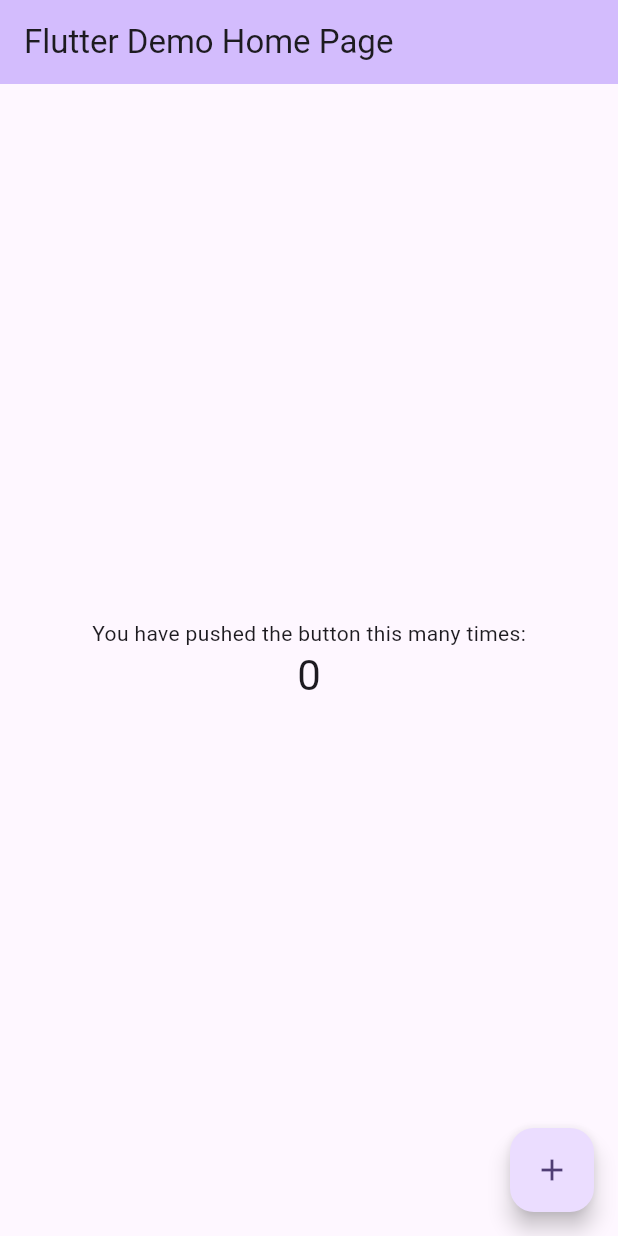
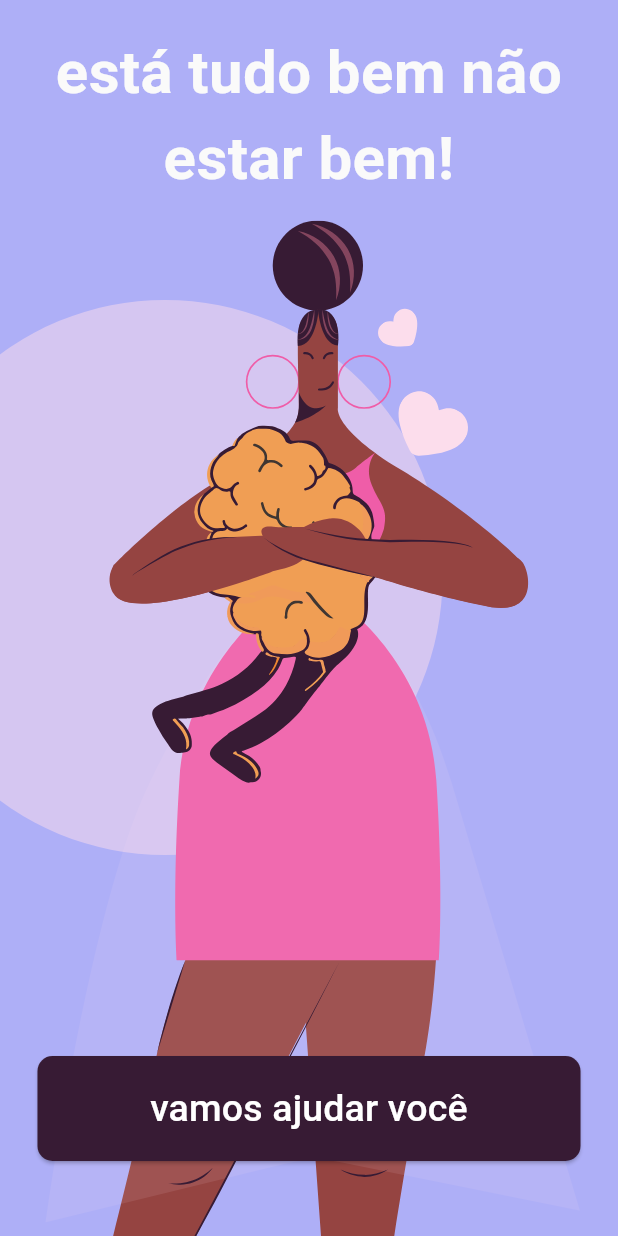
Before and after one commit to maisaamadeu/flutter_mental_health, a Flutter app: the screen it shows after launch, on a phone screen of 412 x 824 dp. Run offline on Flutter 3.47's test engine with Material 2 defaults, Android fonts, the light colour scheme and no system bars; our stand-ins replace flutter_svg, google_fonts; Roboto replaces fonts that are missing (Alegreya).

Commit message:
criação da tela de onboarding

```diff
--- /dev/null
+++ b/lib/app/app_widget.dart
@@ -0,0 +1,17 @@
+import 'package:flutter/material.dart';
+import 'package:flutter_mental_health/app/screens/onboarding_screen.dart';
+
+class AppWidget extends StatelessWidget {
+  const AppWidget({super.key});
+
+  @override
+  Widget build(BuildContext context) {
+    return MaterialApp(
+      debugShowCheckedModeBanner: false,
+      theme: ThemeData(
+        useMaterial3: true,
+      ),
+      home: OnboardingScreen(),
+    );
+  }
+}
--- /dev/null
+++ b/lib/app/screens/onboarding_screen.dart
@@ -0,0 +1,105 @@
+// Importa os pacotes necessários.
+import 'package:flutter/material.dart';
+import 'package:flutter_svg/flutter_svg.dart';
+import 'package:google_fonts/google_fonts.dart';
+
+class OnboardingScreen extends StatelessWidget {
+  // Construtor da classe OnboardingScreen.
+  const OnboardingScreen({super.key});
+
+  // Cores estáticas usadas na tela.
+  static const Color _backgroundColor = Color(0xffAEAFF7);
+  static const Color _buttonColor = Color(0xff371B34);
+
+  @override
+  Widget build(BuildContext context) {
+    // Obtém o tamanho da tela do dispositivo.
+    var screenSize = MediaQuery.sizeOf(context);
+    return Scaffold(
+      // Define a cor de fundo da tela.
+      backgroundColor: _backgroundColor,
+      body: SafeArea(
+        child: Padding(
+          padding: const EdgeInsets.symmetric(horizontal: 25),
+          child: SizedBox(
+            width: screenSize.width,
+            child: Stack(
+              clipBehavior: Clip.none,
+              children: [
+                // Texto de título no topo da tela.
+                Positioned(
+                  top: 20,
+                  left: 0,
+                  right: 0,
+                  child: SizedBox(
+                    width: screenSize.width,
+                    child: Text(
+                      'está tudo bem não estar bem!',
+                      textAlign: TextAlign.center,
+                      style: GoogleFonts.alegreya(
+                        fontSize: 40,
+                        fontWeight: FontWeight.bold,
+                        color: const Color(0xfffafafa),
+                      ),
+                    ),
+                  ),
+                ),
+                // Um círculo colorido no fundo da tela.
+                Positioned(
+                  left: -100,
+                  top: 200,
+                  child: Container(
+                    height: 370,
+                    width: 370,
+                    decoration: BoxDecoration(
+                      color: const Color(0xffFCDDEC).withOpacity(0.5),
+                      borderRadius: BorderRadius.circular(1000),
+                    ),
+                  ),
+                ),
+                // Imagem SVG no meio da tela.
+                Positioned(
+                  top: 100,
+                  left: 0,
+                  right: 0,
+                  child: SvgPicture.asset(
+                    'assets/svgs/woman.svg',
+                    width: screenSize.width,
+                  ),
+                ),
+                // Botão na parte inferior da tela.
+                Positioned(
+                  bottom: 50,
+                  left: 0,
+                  right: 0,
+                  child: SizedBox(
+                    width: screenSize.width,
+                    height: 70,
+                    child: ElevatedButton(
+                      onPressed: () {},
+                      style: ElevatedButton.styleFrom(
+                        backgroundColor: _buttonColor,
+                        shape: RoundedRectangleBorder(
+                          borderRadius: BorderRadius.circular(10),
+                        ),
+                      ),
+                      child: Text(
+                        'vamos ajudar você',
+                        textAlign: TextAlign.center,
+                        style: GoogleFonts.alegreyaSans(
+                          fontSize: 25,
+                          fontWeight: FontWeight.w500,
+                          color: Colors.white,
+                        ),
+                      ),
+                    ),
+                  ),
+                ),
+              ],
+            ),
+          ),
+        ),
+      ),
+    );
+  }
+}
--- a/lib/main.dart
+++ b/lib/main.dart
@@ -1,125 +1,6 @@
 import 'package:flutter/material.dart';
+import 'package:flutter_mental_health/app/app_widget.dart';
 
 void main() {
-  runApp(const MyApp());
+  runApp(const AppWidget());
 }
-
-class MyApp extends StatelessWidget {
-  const MyApp({super.key});
-
-  // This widget is the root of your application.
-  @override
-  Widget build(BuildContext context) {
-    return MaterialApp(
-      title: 'Flutter Demo',
-      theme: ThemeData(
-        // This is the theme of your application.
-        //
-        // TRY THIS: Try running your application with "flutter run". You'll see
-        // the application has a blue toolbar. Then, without quitting the app,
-        // try changing the seedColor in the colorScheme below to Colors.green
-        // and then invoke "hot reload" (save your changes or press the "hot
-        // reload" button in a Flutter-supported IDE, or press "r" if you used
-        // the command line to start the app).
-        //
-        // Notice that the counter didn't reset back to zero; the application
-        // state is not lost during the reload. To reset the state, use hot
-        // restart instead.
-        //
-        // This works for code too, not just values: Most code changes can be
-        // tested with just a hot reload.
-        colorScheme: ColorScheme.fromSeed(seedColor: Colors.deepPurple),
-        useMaterial3: true,
-      ),
-      home: const MyHomePage(title: 'Flutter Demo Home Page'),
-    );
-  }
-}
-
-class MyHomePage extends StatefulWidget {
-  const MyHomePage({super.key, required this.title});
-
-  // This widget is the home page of your application. It is stateful, meaning
-  // that it has a State object (defined below) that contains fields that affect
-  // how it looks.
-
-  // This class is the configuration for the state. It holds the values (in this
-  // case the title) provided by the parent (in this case the App widget) and
-  // used by the build method of the State. Fields in a Widget subclass are
-  // always marked "final".
-
-  final String title;
-
-  @override
-  State<MyHomePage> createState() => _MyHomePageState();
-}
-
-class _MyHomePageState extends State<MyHomePage> {
-  int _counter = 0;
-
-  void _incrementCounter() {
-    setState(() {
-      // This call to setState tells the Flutter framework that something has
-      // changed in this State, which causes it to rerun the build method below
-      // so that the display can reflect the updated values. If we changed
-      // _counter without calling setState(), then the build method would not be
-      // called again, and so nothing would appear to happen.
-      _counter++;
-    });
-  }
-
-  @override
-  Widget build(BuildContext context) {
-    // This method is rerun every time setState is called, for instance as done
-    // by the _incrementCounter method above.
-    //
-    // The Flutter framework has been optimized to make rerunning build methods
-    // fast, so that you can just rebuild anything that needs updating rather
-    // than having to individually change instances of widgets.
-    return Scaffold(
-      appBar: AppBar(
-        // TRY THIS: Try changing the color here to a specific color (to
-        // Colors.amber, perhaps?) and trigger a hot reload to see the AppBar
-        // change color while the other colors stay the same.
-        backgroundColor: Theme.of(context).colorScheme.inversePrimary,
-        // Here we take the value from the MyHomePage object that was created by
-        // the App.build method, and use it to set our appbar title.
-        title: Text(widget.title),
-      ),
-      body: Center(
-        // Center is a layout widget. It takes a single child and positions it
-        // in the middle of the parent.
-        child: Column(
-          // Column is also a layout widget. It takes a list of children and
-          // arranges them vertically. By default, it sizes itself to fit its
-          // children horizontally, and tries to be as tall as its parent.
-          //
-          // Column has various properties to control how it sizes itself and
-          // how it positions its children. Here we use mainAxisAlignment to
-          // center the children vertically; the main axis here is the vertical
-          // axis because Columns are vertical (the cross axis would be
-          // horizontal).
-          //
-          // TRY THIS: Invoke "debug painting" (choose the "Toggle Debug Paint"
-          // action in the IDE, or press "p" in the console), to see the
-          // wireframe for each widget.
-          mainAxisAlignment: MainAxisAlignment.center,
-          children: <Widget>[
-            const Text(
-              'You have pushed the button this many times:',
-            ),
-            Text(
-              '$_counter',
-              style: Theme.of(context).textTheme.headlineMedium,
-            ),
-          ],
-        ),
-      ),
-      floatingActionButton: FloatingActionButton(
-        onPressed: _incrementCounter,
-        tooltip: 'Increment',
-        child: const Icon(Icons.add),
-      ), // This trailing comma makes auto-formatting nicer for build methods.
-    );
-  }
-}
```
Also changed, not shown: pubspec.yaml (+7 -59 lines), assets/svgs/woman.svg (added), lib/app/screens/home_screen.dart (added), lib/app/screens/sound_screen.dart (added), pubspec.lock, 1 other file.
